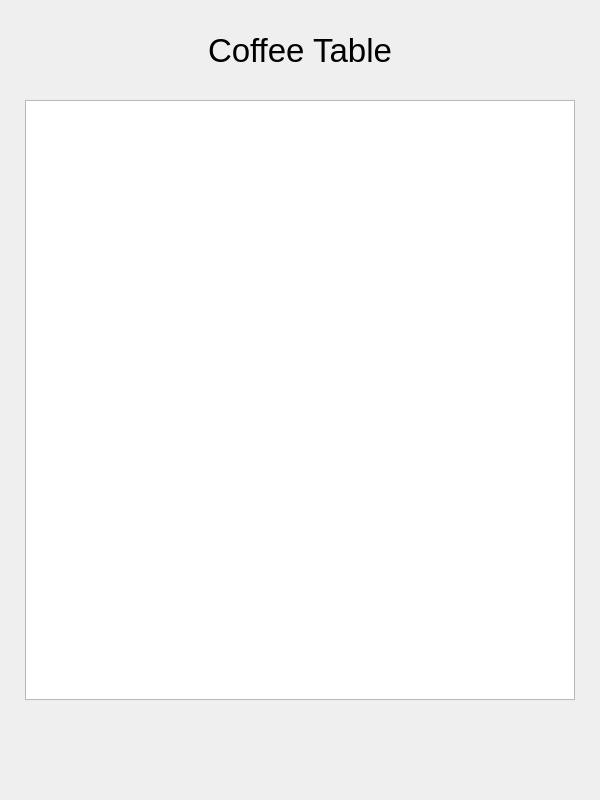
The window that main.ui (amlet00/Coffee) describes before a commit, drawn with Qt 5.
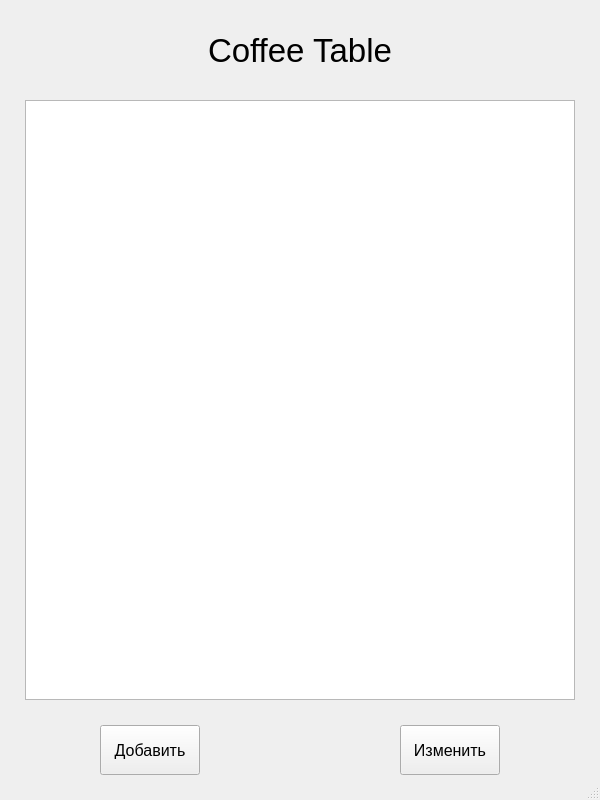
The same window after the commit.

Patch:
```diff
--- a/main.ui
+++ b/main.ui
@@ -45,7 +45,44 @@
      </rect>
     </property>
    </widget>
+   <widget class="QPushButton" name="add_btn">
+    <property name="geometry">
+     <rect>
+      <x>100</x>
+      <y>725</y>
+      <width>100</width>
+      <height>50</height>
+     </rect>
+    </property>
+    <property name="font">
+     <font>
+      <pointsize>12</pointsize>
+     </font>
+    </property>
+    <property name="text">
+     <string>Добавить</string>
+    </property>
+   </widget>
+   <widget class="QPushButton" name="edit_btn">
+    <property name="geometry">
+     <rect>
+      <x>400</x>
+      <y>725</y>
+      <width>100</width>
+      <height>50</height>
+     </rect>
+    </property>
+    <property name="font">
+     <font>
+      <pointsize>12</pointsize>
+     </font>
+    </property>
+    <property name="text">
+     <string>Изменить</string>
+    </property>
+   </widget>
   </widget>
+  <widget class="QStatusBar" name="statusbar"/>
  </widget>
  <resources/>
  <connections/>
```
